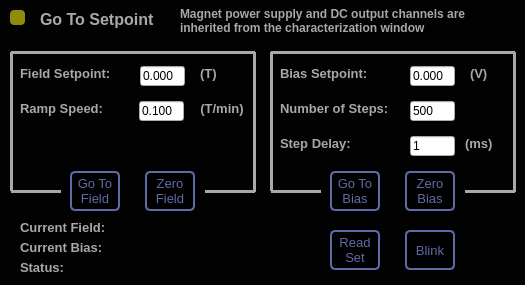
This is Scanner GUI/GoToSetpoint/gotoSetpoint.ui in afylab/nanoSQUID-Scanning-Software as Qt 5 draws it before an edit. The edited form follows.
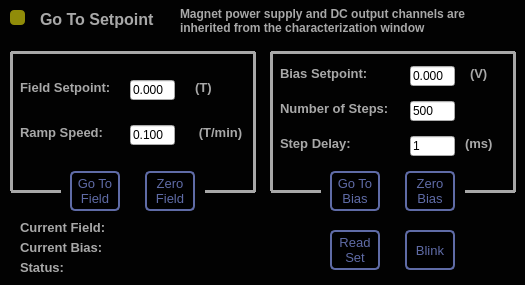
This is the edited form. Icons and pictures are not drawn.

Patch:
```diff
--- a/Scanner GUI/GoToSetpoint/gotoSetpoint.ui
+++ b/Scanner GUI/GoToSetpoint/gotoSetpoint.ui
@@ -151,8 +151,8 @@
    <widget class="QLineEdit" name="fieldSetpntLine">
     <property name="geometry">
      <rect>
-      <x>140</x>
-      <y>66</y>
+      <x>130</x>
+      <y>80</y>
       <width>45</width>
       <height>20</height>
      </rect>
@@ -205,8 +205,8 @@
    <widget class="QLabel" name="label_9">
     <property name="geometry">
      <rect>
-      <x>200</x>
-      <y>66</y>
+      <x>195</x>
+      <y>80</y>
       <width>19</width>
       <height>16</height>
      </rect>
@@ -321,7 +321,7 @@
     <property name="geometry">
      <rect>
       <x>20</x>
-      <y>66</y>
+      <y>80</y>
       <width>96</width>
       <height>16</height>
      </rect>
@@ -389,9 +389,9 @@
    <widget class="QLabel" name="label_14">
     <property name="geometry">
      <rect>
-      <x>200</x>
-      <y>101</y>
-      <width>44</width>
+      <x>195</x>
+      <y>125</y>
+      <width>51</width>
       <height>16</height>
      </rect>
     </property>
@@ -567,7 +567,7 @@
     <property name="geometry">
      <rect>
       <x>20</x>
-      <y>101</y>
+      <y>125</y>
       <width>91</width>
       <height>16</height>
      </rect>
@@ -724,8 +724,8 @@
    <widget class="QLineEdit" name="fieldRampRateLine">
     <property name="geometry">
      <rect>
-      <x>139</x>
-      <y>101</y>
+      <x>130</x>
+      <y>125</y>
       <width>45</width>
       <height>20</height>
      </rect>
```
